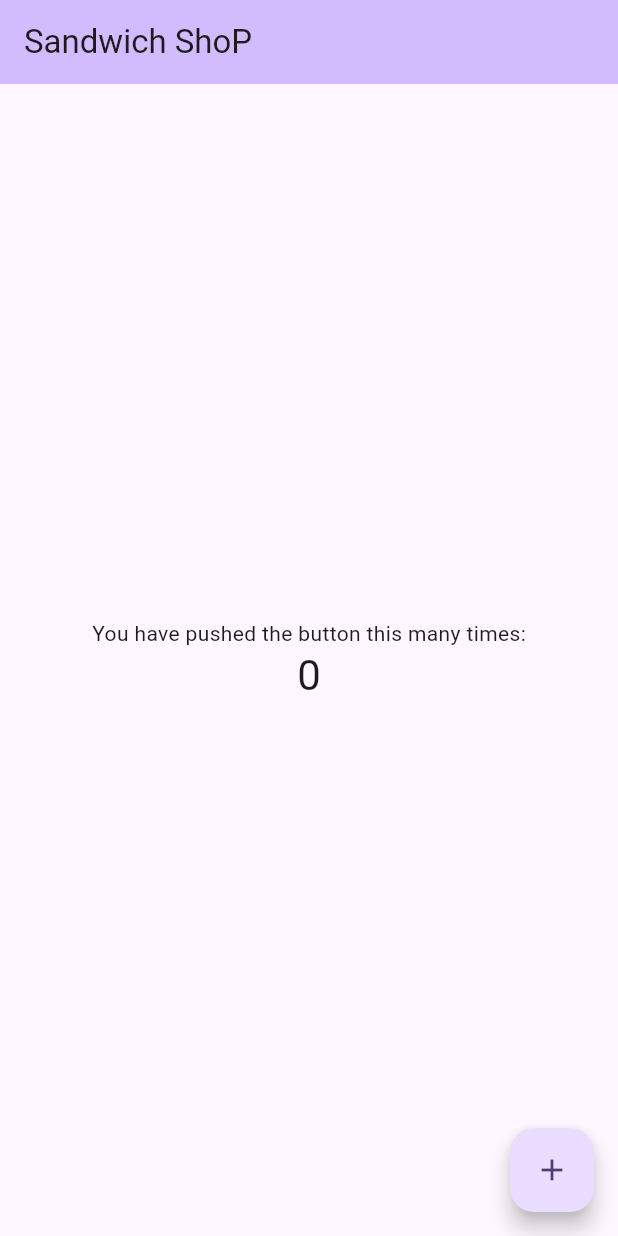
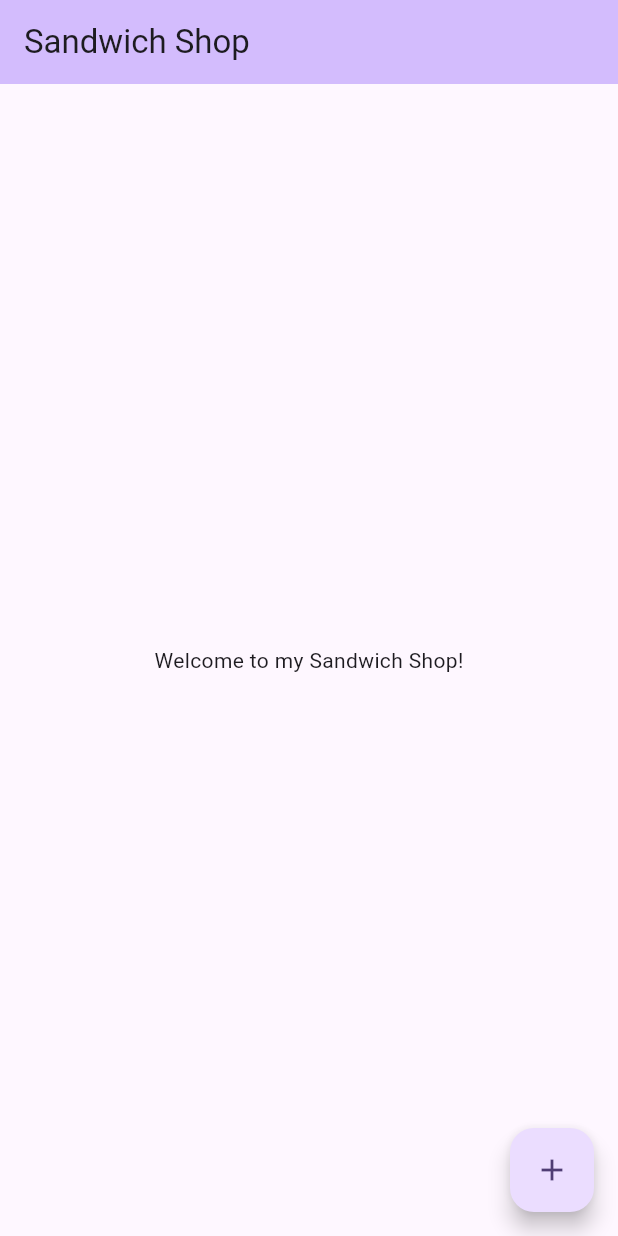
Before and after one commit to nsamede/sandwich_shop, a Flutter app: the screen it shows after launch, on a phone screen of 412 x 824 dp. Run offline on Flutter 3.47's test engine with Material 3 defaults, Android fonts, the phone set to English and light mode, and no system bars.

Commit message:
Clean pubspec.yaml

```diff
--- a/lib/main.dart
+++ b/lib/main.dart
@@ -30,7 +30,7 @@ class MyApp extends StatelessWidget {
         // tested with just a hot reload.
         colorScheme: ColorScheme.fromSeed(seedColor: Colors.deepPurple),
       ),
-      home: const MyHomePage(title: 'Sandwich ShoP'),
+      home: const MyHomePage(title: 'Sandwich Shop'),
     );
   }
 }
@@ -103,13 +103,7 @@ class _MyHomePageState extends State<MyHomePage> {
           // action in the IDE, or press "p" in the console), to see the
           // wireframe for each widget.
           mainAxisAlignment: MainAxisAlignment.center,
-          children: <Widget>[
-            const Text('You have pushed the button this many times:'),
-            Text(
-              '$_counter',
-              style: Theme.of(context).textTheme.headlineMedium,
-            ),
-          ],
+          children: <Widget>[const Text('Welcome to my Sandwich Shop!')],
         ),
       ),
       floatingActionButton: FloatingActionButton(
```
Also changed, not shown: pubspec.yaml (+4 -68 lines).
